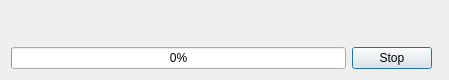
Before: the Qt Designer form randovania/gui/ui_files/background_process_dialog.ui in randovania/randovania, drawn with Qt 5.
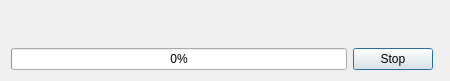
After: the same form once the commit is applied.

```diff
--- a/randovania/gui/ui_files/background_process_dialog.ui
+++ b/randovania/gui/ui_files/background_process_dialog.ui
@@ -6,8 +6,8 @@
    <rect>
     <x>0</x>
     <y>0</y>
-    <width>449</width>
-    <height>80</height>
+    <width>450</width>
+    <height>81</height>
    </rect>
   </property>
   <property name="windowTitle">
```
